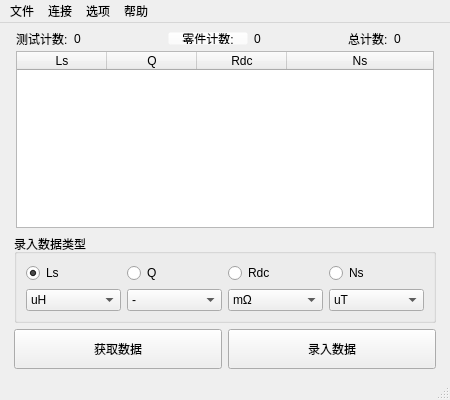
Old version of the form src/template/MainWin.ui in the repository yooxii/IQC.
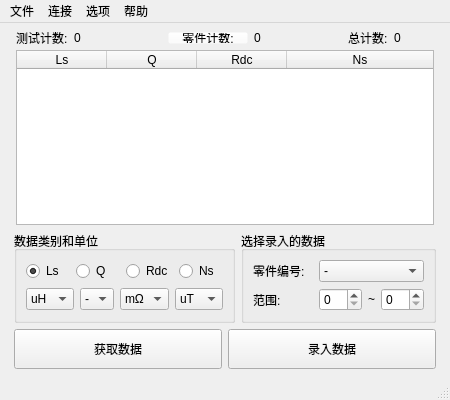
New version of the form. Icons and pictures are not drawn.

Diff of the .ui file:
```diff
--- a/src/template/MainWin.ui
+++ b/src/template/MainWin.ui
@@ -28,172 +28,6 @@
   </property>
   <widget class="QWidget" name="centralwidget">
    <layout class="QGridLayout" name="gridLayout_4">
-    <item row="9" column="1">
-     <widget class="QGroupBox" name="groupBox">
-      <property name="maximumSize">
-       <size>
-        <width>16777215</width>
-        <height>120</height>
-       </size>
-      </property>
-      <property name="title">
-       <string>录入数据类型</string>
-      </property>
-      <layout class="QVBoxLayout" name="verticalLayout">
-       <item>
-        <layout class="QGridLayout" name="gridLayout_2">
-         <item row="0" column="0">
-          <widget class="QRadioButton" name="rBtnLs">
-           <property name="maximumSize">
-            <size>
-             <width>16777215</width>
-             <height>20</height>
-            </size>
-           </property>
-           <property name="statusTip">
-            <string>电感量</string>
-           </property>
-           <property name="text">
-            <string>Ls</string>
-           </property>
-           <property name="checked">
-            <bool>true</bool>
-           </property>
-           <attribute name="buttonGroup">
-            <string notr="true">buttonGroup</string>
-           </attribute>
-          </widget>
-         </item>
-         <item row="0" column="1">
-          <widget class="QRadioButton" name="rBtnQ">
-           <property name="maximumSize">
-            <size>
-             <width>16777215</width>
-             <height>20</height>
-            </size>
-           </property>
-           <property name="statusTip">
-            <string>品质因素</string>
-           </property>
-           <property name="text">
-            <string>Q</string>
-           </property>
-           <attribute name="buttonGroup">
-            <string notr="true">buttonGroup</string>
-           </attribute>
-          </widget>
-         </item>
-         <item row="0" column="2">
-          <widget class="QRadioButton" name="rBtnRdc">
-           <property name="maximumSize">
-            <size>
-             <width>16777215</width>
-             <height>20</height>
-            </size>
-           </property>
-           <property name="statusTip">
-            <string>直流阻抗</string>
-           </property>
-           <property name="text">
-            <string>Rdc</string>
-           </property>
-           <attribute name="buttonGroup">
-            <string notr="true">buttonGroup</string>
-           </attribute>
-          </widget>
-         </item>
-         <item row="0" column="3">
-          <widget class="QRadioButton" name="rBtnNs">
-           <property name="maximumSize">
-            <size>
-             <width>16777215</width>
-             <height>20</height>
-            </size>
-           </property>
-           <property name="statusTip">
-            <string>圈数</string>
-           </property>
-           <property name="text">
-            <string>Ns</string>
-           </property>
-           <attribute name="buttonGroup">
-            <string notr="true">buttonGroup</string>
-           </attribute>
-          </widget>
-         </item>
-        </layout>
-       </item>
-       <item>
-        <layout class="QHBoxLayout" name="horizontalLayout_2">
-         <item>
-          <widget class="QComboBox" name="cboLs">
-           <item>
-            <property name="text">
-             <string>uH</string>
-            </property>
-           </item>
-           <item>
-            <property name="text">
-             <string>mH</string>
-            </property>
-           </item>
-           <item>
-            <property name="text">
-             <string>H</string>
-            </property>
-           </item>
-          </widget>
-         </item>
-         <item>
-          <widget class="QComboBox" name="cboQ">
-           <item>
-            <property name="text">
-             <string>-</string>
-            </property>
-           </item>
-          </widget>
-         </item>
-         <item>
-          <widget class="QComboBox" name="cboRdc">
-           <item>
-            <property name="text">
-             <string>mΩ</string>
-            </property>
-           </item>
-           <item>
-            <property name="text">
-             <string>Ω</string>
-            </property>
-           </item>
-          </widget>
-         </item>
-         <item>
-          <widget class="QComboBox" name="cboNs">
-           <property name="currentIndex">
-            <number>0</number>
-           </property>
-           <item>
-            <property name="text">
-             <string>uT</string>
-            </property>
-           </item>
-           <item>
-            <property name="text">
-             <string>mT</string>
-            </property>
-           </item>
-           <item>
-            <property name="text">
-             <string>T</string>
-            </property>
-           </item>
-          </widget>
-         </item>
-        </layout>
-       </item>
-      </layout>
-     </widget>
-    </item>
     <item row="10" column="1">
      <layout class="QGridLayout" name="gridLayout">
       <item row="0" column="0">
@@ -519,6 +353,253 @@
       </property>
      </spacer>
     </item>
+    <item row="9" column="1">
+     <layout class="QHBoxLayout" name="horizontalLayout_3">
+      <item>
+       <widget class="QGroupBox" name="groupBox">
+        <property name="maximumSize">
+         <size>
+          <width>16777215</width>
+          <height>120</height>
+         </size>
+        </property>
+        <property name="title">
+         <string>数据类别和单位</string>
+        </property>
+        <layout class="QVBoxLayout" name="verticalLayout">
+         <item>
+          <layout class="QGridLayout" name="gridLayout_2">
+           <item row="0" column="0">
+            <widget class="QRadioButton" name="rBtnLs">
+             <property name="maximumSize">
+              <size>
+               <width>16777215</width>
+               <height>20</height>
+              </size>
+             </property>
+             <property name="statusTip">
+              <string>电感量</string>
+             </property>
+             <property name="text">
+              <string>Ls</string>
+             </property>
+             <property name="checked">
+              <bool>true</bool>
+             </property>
+             <attribute name="buttonGroup">
+              <string notr="true">buttonGroup</string>
+             </attribute>
+            </widget>
+           </item>
+           <item row="0" column="1">
+            <widget class="QRadioButton" name="rBtnQ">
+             <property name="maximumSize">
+              <size>
+               <width>16777215</width>
+               <height>20</height>
+              </size>
+             </property>
+             <property name="statusTip">
+              <string>品质因素</string>
+             </property>
+             <property name="text">
+              <string>Q</string>
+             </property>
+             <attribute name="buttonGroup">
+              <string notr="true">buttonGroup</string>
+             </attribute>
+            </widget>
+           </item>
+           <item row="0" column="2">
+            <widget class="QRadioButton" name="rBtnRdc">
+             <property name="maximumSize">
+              <size>
+               <width>16777215</width>
+               <height>20</height>
+              </size>
+             </property>
+             <property name="statusTip">
+              <string>直流阻抗</string>
+             </property>
+             <property name="text">
+              <string>Rdc</string>
+             </property>
+             <attribute name="buttonGroup">
+              <string notr="true">buttonGroup</string>
+             </attribute>
+            </widget>
+           </item>
+           <item row="0" column="3">
+            <widget class="QRadioButton" name="rBtnNs">
+             <property name="maximumSize">
+              <size>
+               <width>16777215</width>
+               <height>20</height>
+              </size>
+             </property>
+             <property name="statusTip">
+              <string>圈数</string>
+             </property>
+             <property name="text">
+              <string>Ns</string>
+             </property>
+             <attribute name="buttonGroup">
+              <string notr="true">buttonGroup</string>
+             </attribute>
+            </widget>
+           </item>
+          </layout>
+         </item>
+         <item>
+          <layout class="QHBoxLayout" name="horizontalLayout_2">
+           <item>
+            <widget class="QComboBox" name="cboLs">
+             <item>
+              <property name="text">
+               <string>uH</string>
+              </property>
+             </item>
+             <item>
+              <property name="text">
+               <string>mH</string>
+              </property>
+             </item>
+             <item>
+              <property name="text">
+               <string>H</string>
+              </property>
+             </item>
+            </widget>
+           </item>
+           <item>
+            <widget class="QComboBox" name="cboQ">
+             <item>
+              <property name="text">
+               <string>-</string>
+              </property>
+             </item>
+            </widget>
+           </item>
+           <item>
+            <widget class="QComboBox" name="cboRdc">
+             <item>
+              <property name="text">
+               <string>mΩ</string>
+              </property>
+             </item>
+             <item>
+              <property name="text">
+               <string>Ω</string>
+              </property>
+             </item>
+            </widget>
+           </item>
+           <item>
+            <widget class="QComboBox" name="cboNs">
+             <property name="currentIndex">
+              <number>0</number>
+             </property>
+             <item>
+              <property name="text">
+               <string>uT</string>
+              </property>
+             </item>
+             <item>
+              <property name="text">
+               <string>mT</string>
+              </property>
+             </item>
+             <item>
+              <property name="text">
+               <string>T</string>
+              </property>
+             </item>
+            </widget>
+           </item>
+          </layout>
+         </item>
+        </layout>
+       </widget>
+      </item>
+      <item>
+       <widget class="QGroupBox" name="groupBox_2">
+        <property name="title">
+         <string>选择录入的数据</string>
+        </property>
+        <layout class="QVBoxLayout" name="verticalLayout_3">
+         <item>
+          <layout class="QHBoxLayout" name="horizontalLayout_4">
+           <item>
+            <widget class="QLabel" name="label">
+             <property name="maximumSize">
+              <size>
+               <width>60</width>
+               <height>16777215</height>
+              </size>
+             </property>
+             <property name="text">
+              <string>零件编号:</string>
+             </property>
+            </widget>
+           </item>
+           <item>
+            <widget class="QComboBox" name="comb_compno">
+             <item>
+              <property name="text">
+               <string>-</string>
+              </property>
+             </item>
+            </widget>
+           </item>
+          </layout>
+         </item>
+         <item>
+          <layout class="QHBoxLayout" name="horizontalLayout_5">
+           <item>
+            <widget class="QLabel" name="label_2">
+             <property name="sizePolicy">
+              <sizepolicy hsizetype="Expanding" vsizetype="Preferred">
+               <horstretch>0</horstretch>
+               <verstretch>0</verstretch>
+              </sizepolicy>
+             </property>
+             <property name="maximumSize">
+              <size>
+               <width>60</width>
+               <height>16777215</height>
+              </size>
+             </property>
+             <property name="text">
+              <string>范围:</string>
+             </property>
+            </widget>
+           </item>
+           <item>
+            <widget class="QSpinBox" name="spin_comprowst"/>
+           </item>
+           <item alignment="Qt::AlignmentFlag::AlignVCenter">
+            <widget class="QLabel" name="label_4">
+             <property name="sizePolicy">
+              <sizepolicy hsizetype="Maximum" vsizetype="Preferred">
+               <horstretch>0</horstretch>
+               <verstretch>0</verstretch>
+              </sizepolicy>
+             </property>
+             <property name="text">
+              <string>~</string>
+             </property>
+            </widget>
+           </item>
+           <item>
+            <widget class="QSpinBox" name="spin_comprowend"/>
+           </item>
+          </layout>
+         </item>
+        </layout>
+       </widget>
+      </item>
+     </layout>
+    </item>
    </layout>
   </widget>
   <widget class="QMenuBar" name="menubar">
```
Left out of the diff: 4 changed lines with no effect on the pictures.
